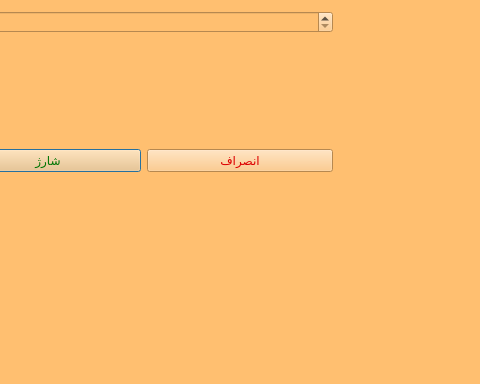
This is Project_Ap/topupwallet.ui in AP-projects-4001/metagoofill as Qt 5 draws it before an edit; both pictures show x 105 to 585 and y 179 to 563 of the 927 by 563 pixel window. The edited form follows.
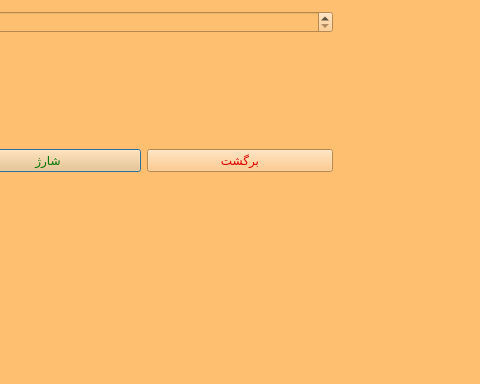
This is the edited form.

Patch:
```diff
--- a/Project_Ap/topupwallet.ui
+++ b/Project_Ap/topupwallet.ui
@@ -46,7 +46,7 @@
 font: 16pt &quot;MS Shell Dlg 2&quot;;</string>
         </property>
         <property name="text">
-         <string>انصراف</string>
+         <string>برگشت</string>
         </property>
        </widget>
       </item>
```
